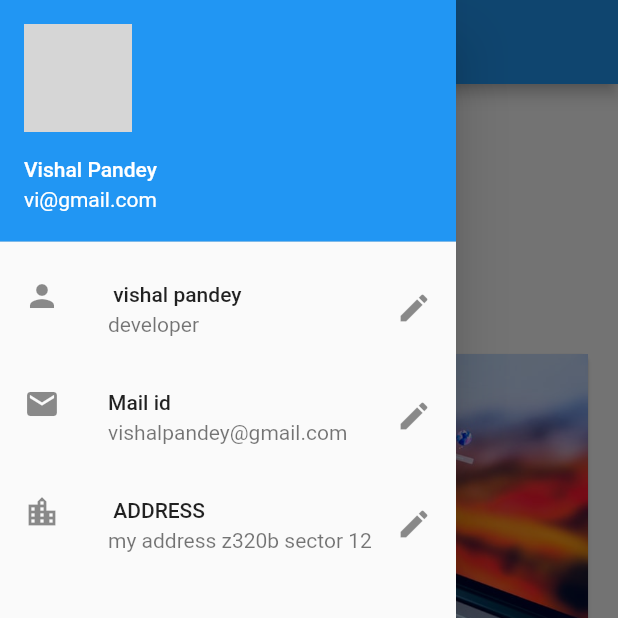
After one commit to vishalpandey-9891/flutter, a Flutter app: the screen it shows after launch, with the side drawer open, on a phone screen of 412 x 824 dp, the top half of it. The commit adds this screen. Run offline on Flutter 3.47's test engine with Material 2 defaults, Android fonts, the phone set to English and light mode, and no system bars; network calls fail; grey boxes are pictures that could not be loaded.

Commit message:
organizing code done for chapter 5

```diff
--- /dev/null
+++ b/lib/card.dart
@@ -0,0 +1,45 @@
+import 'package:flutter/material.dart';
+
+class MyCard extends StatelessWidget {
+  const MyCard({
+    Key key,
+    @required this.myText,
+    @required TextEditingController namecontroller,
+  })  : _namecontroller = namecontroller,
+        super(key: key);
+
+  final String myText;
+  final TextEditingController _namecontroller;
+
+  @override
+  Widget build(BuildContext context) {
+    return Card(
+      child: Column(
+        children: <Widget>[
+          Image.asset("assets/bg.jpeg"),
+          SizedBox(
+            height: 20,
+          ),
+          Text(
+            myText,
+            style: TextStyle(fontSize: 25, fontWeight: FontWeight.bold),
+          ),
+          SizedBox(
+            height: 20,
+          ),
+          Padding(
+            padding: const EdgeInsets.all(16.0),
+            child: TextField(
+              controller: _namecontroller,
+              decoration: InputDecoration(
+                hintText: "enter some text here",
+                labelText: "Name",
+                border: OutlineInputBorder(),
+              ),
+            ),
+          )
+        ],
+      ),
+    );
+  }
+}
--- /dev/null
+++ b/lib/drawer.dart
@@ -0,0 +1,42 @@
+import "package:flutter/material.dart";
+
+class MyDrawer extends StatelessWidget {
+  @override
+  Widget build(BuildContext context) {
+    return Drawer(
+      child: ListView(
+        padding: EdgeInsets.all(0),
+        children: <Widget>[
+          UserAccountsDrawerHeader(
+              accountName: Text("Vishal Pandey"),
+              accountEmail: Text("vi@gmail.com"),
+              currentAccountPicture: CircleAvatar(
+                backgroundImage: NetworkImage(
+                    "https://images.unsplash.com/photo-1497551060073-4c5ab6435f12?ixlib=rb-1.2.1&ixid=eyJhcHBfaWQiOjEyMDd9&auto=format&fit=crop&w=800&q=60"),
+              )),
+          ListTile(
+            leading: Icon(Icons.person),
+            title: Text(" vishal pandey"),
+            subtitle: Text("developer"),
+            trailing: Icon(Icons.edit),
+            onTap: () {},
+          ),
+          ListTile(
+            leading: Icon(Icons.email),
+            title: Text("Mail id "),
+            subtitle: Text("vishalpandey@gmail.com"),
+            trailing: Icon(Icons.edit),
+            onTap: () {},
+          ),
+          ListTile(
+            leading: Icon(Icons.location_city),
+            title: Text(" ADDRESS"),
+            subtitle: Text("my address z320b sector 12"),
+            trailing: Icon(Icons.edit),
+            onTap: () {},
+          )
+        ],
+      ),
+    );
+  }
+}
--- /dev/null
+++ b/lib/pages/home_page.dart
@@ -0,0 +1,54 @@
+import 'package:flutter/material.dart';
+
+import '../card.dart';
+import '../drawer.dart';
+
+// stateless widget means nothing changes here
+class HomePage extends StatefulWidget {
+  @override
+  _HomePageState createState() => _HomePageState();
+}
+
+class _HomePageState extends State<HomePage> {
+  var myText = "CHANGE MY NAME";
+  TextEditingController _namecontroller = TextEditingController();
+
+  @override
+  void initState() {
+    // TODO: implement initState
+  }
+
+  @override
+  void dispose() {
+    // TODO: implement dispose
+  }
+
+  @override
+  void didChangeDependencies() {
+    // TODO: implement didChangeDependencies
+  }
+  @override
+  Widget build(BuildContext context) {
+    return Scaffold(
+      appBar: AppBar(
+        title: Text("Awesome App"),
+      ),
+      body: Center(
+        child: Padding(
+          padding: const EdgeInsets.all(16.0),
+          child: SingleChildScrollView(
+            child: MyCard(myText: myText, namecontroller: _namecontroller),
+          ),
+        ),
+      ),
+      drawer: MyDrawer(),
+      floatingActionButton: FloatingActionButton(
+        onPressed: () {
+          myText = _namecontroller.text;
+          setState(() {});
+        },
+        child: Icon(Icons.send),
+      ),
+    );
+  }
+}
```
Also changed, not shown: lib/main.dart (+3 -112 lines).
